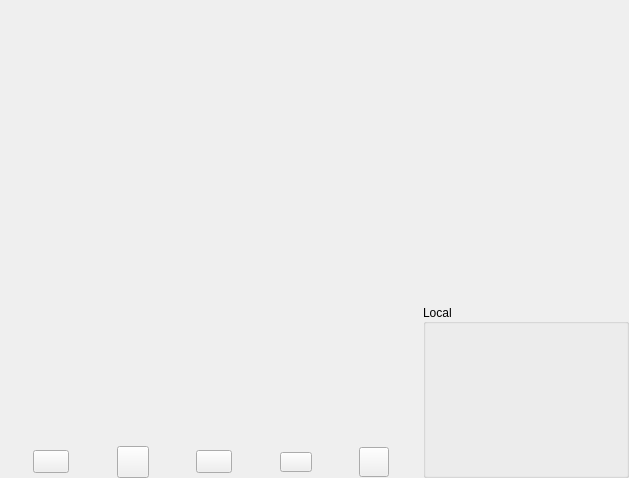
Before: the Qt Designer form examples/qtmegachatapi/callGui.ui in meganz/MEGAchat, drawn with Qt 5.
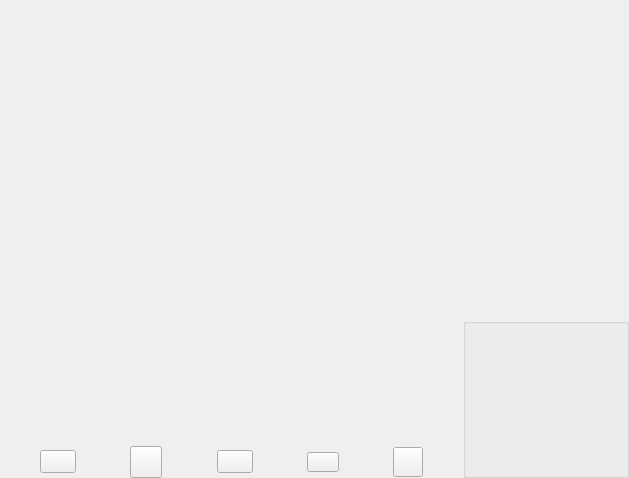
After: the same form once the commit is applied. Icons and pictures are not drawn. Custom widgets are drawn as their Qt base class.

Commit message: Code refactoring, modify CallAnswerGui and CallGui classes to use intermediate layer, create videocall window and fix avatar display problem

```diff
--- a/examples/qtmegachatapi/callGui.ui
+++ b/examples/qtmegachatapi/callGui.ui
@@ -422,7 +422,7 @@
             </size>
            </property>
            <property name="title">
-            <string>Local</string>
+            <string/>
            </property>
            <property name="alignment">
             <set>Qt::AlignLeading|Qt::AlignLeft|Qt::AlignVCenter</set>
@@ -472,13 +472,13 @@
               </property>
               <property name="minimumSize">
                <size>
-                <width>200</width>
+                <width>160</width>
                 <height>150</height>
                </size>
               </property>
               <property name="maximumSize">
                <size>
-                <width>200</width>
+                <width>160</width>
                 <height>150</height>
                </size>
               </property>
```
The commit also changes 8 other files.
